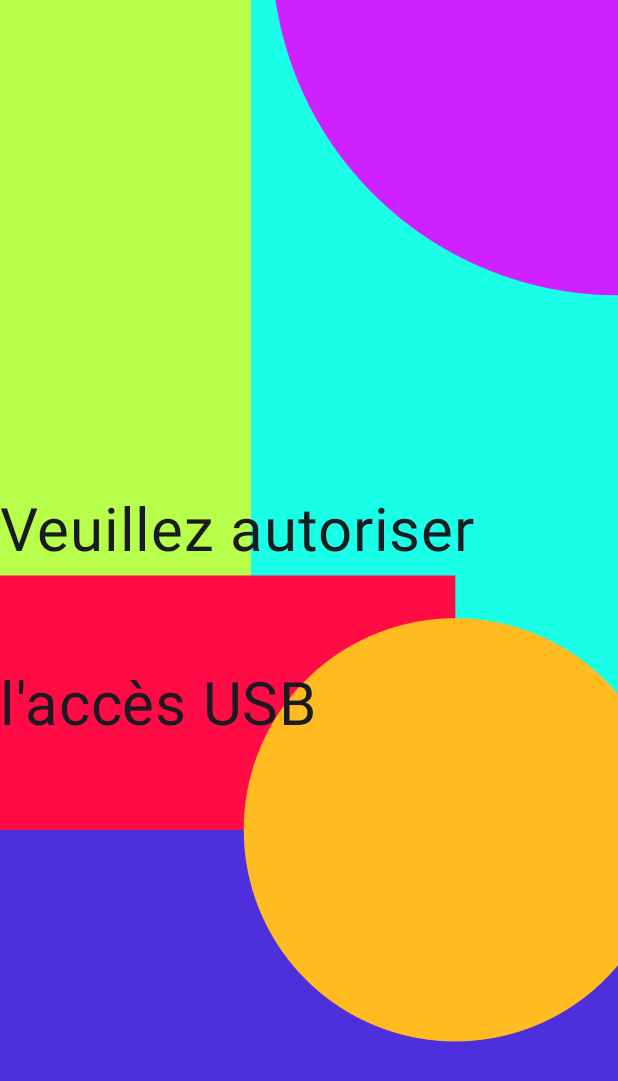
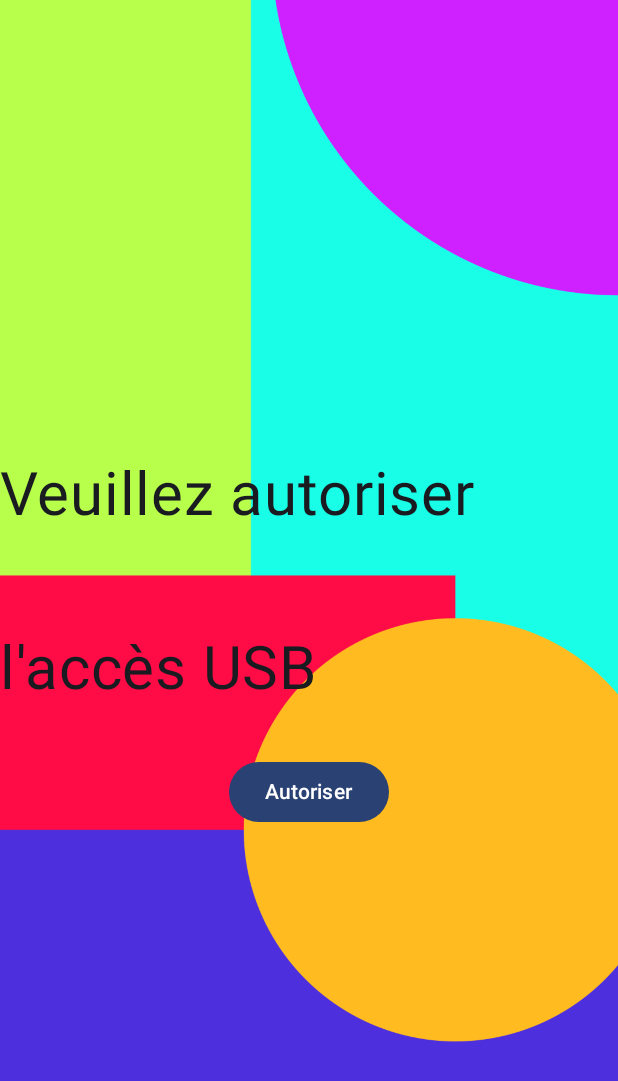
Before and after one commit to miel-uqac/vka2, an Android app built with Jetpack Compose: the screen it shows after launch (MainActivity), on a phone screen of 412 x 824 dp. Shown: the top 1081 px of the screen. Run offline under Robolectric (Android 15) with nearby library versions, the phone set to English and light mode, and no system bars; our stand-ins replace livedata-compose; libraries missing offline, so code that uses them is left out: com.hoho.android; 4 statements that could not run were skipped.

Commit message:
Added a button to request for permission if not granted

```diff
--- a/app/src/main/java/com/example/klavier/KlavierScreen.kt
+++ b/app/src/main/java/com/example/klavier/KlavierScreen.kt
@@ -99,7 +99,8 @@ fun KlavierApp(
                 SplashScreen(
                     connected = connected,
                     hasPermission = hasPermission,
-                    onGranted = { navController.navigate(route = KlavierScreen.Main.name) }
+                    onGranted = { navController.navigate(route = KlavierScreen.Main.name) },
+                    askPermission = viewModel::askPermission
                 )
             }
             composable(route = KlavierScreen.Main.name) {
--- a/app/src/main/java/com/example/klavier/MainActivity.kt
+++ b/app/src/main/java/com/example/klavier/MainActivity.kt
@@ -26,9 +26,9 @@ import com.example.klavier.ui.theme.KlavierTheme
 
 class MainActivity : ComponentActivity() {
 
-    lateinit var usbController : USBController
+    private lateinit var usbController : USBController
     lateinit var viewModel : USBViewModel
-    lateinit var SettingViewModel : SettingModelView
+    private lateinit var SettingViewModel : SettingModelView
 
 
 
--- a/app/src/main/java/com/example/klavier/USBController.kt
+++ b/app/src/main/java/com/example/klavier/USBController.kt
@@ -35,17 +35,6 @@ class USBController(private val usbManager: UsbManager) {
         if (m_driver != null) {
             m_device = m_driver!!.device
             Log.i("USB", "USB device name: " + m_device!!.deviceName)
-
-            val flags =
-                if (Build.VERSION.SDK_INT >= Build.VERSION_CODES.M) PendingIntent.FLAG_MUTABLE else 0
-            val intent: PendingIntent = if (Build.VERSION.SDK_INT >= 33 /* Android 14.0 (U) */) {
-                val intent =  Intent(ACTION_USB_PERMISSION)
-                intent.setPackage(context.packageName)
-                PendingIntent.getBroadcast(context, 0, intent, flags)
-            }
-            else{
-                PendingIntent.getBroadcast(context, 0, Intent(ACTION_USB_PERMISSION), flags)
-            }
             hasDevicePermission = usbManager.hasPermission(m_driver!!.device)
             if (hasDevicePermission) {
                 // Permission already granted, no need to request
@@ -53,7 +42,7 @@ class USBController(private val usbManager: UsbManager) {
                 Log.i("USB", "USB permission not requested")
             } else {
                 // Request permission
-                usbManager.requestPermission(m_driver!!.device, intent)
+                askPermission(context)
                 Log.i("USB", "USB permission requested")
             }
 
@@ -67,6 +56,20 @@ class USBController(private val usbManager: UsbManager) {
 
     fun USBRead() {
         //TODO
+    }
+
+    fun askPermission(context: Context){
+        val flags =
+            if (Build.VERSION.SDK_INT >= Build.VERSION_CODES.M) PendingIntent.FLAG_MUTABLE else 0
+        val intent: PendingIntent = if (Build.VERSION.SDK_INT >= 33 /* Android 14.0 (U) */) {
+            val intent =  Intent(ACTION_USB_PERMISSION)
+            intent.setPackage(context.packageName)
+            PendingIntent.getBroadcast(context, 0, intent, flags)
+        }
+        else{
+            PendingIntent.getBroadcast(context, 0, Intent(ACTION_USB_PERMISSION), flags)
+        }
+        usbManager.requestPermission(m_driver!!.device, intent)
     }
 
     fun connectToDevice(){
--- a/app/src/main/java/com/example/klavier/USBModelView.kt
+++ b/app/src/main/java/com/example/klavier/USBModelView.kt
@@ -39,11 +39,15 @@ class USBViewModel(private val usbController: USBController,context: Context) :
         usbController.USBWrite(data)
     }
 
-    fun checkConnected() {
+    fun askPermission(context: Context){
+        usbController.askPermission(context)
+    }
+
+    private fun checkConnected() {
         _isConnected.value = usbController.USBConnected
     }
 
-    fun checkUSBPermission() {
+    private fun checkUSBPermission() {
         _hasPermission.value = usbController.hasDevicePermission
     }
 
--- a/app/src/main/java/com/example/klavier/ui/SplashScreen.kt
+++ b/app/src/main/java/com/example/klavier/ui/SplashScreen.kt
@@ -1,9 +1,12 @@
 package com.example.klavier.ui
 
-import android.util.Log
+import android.content.Context
+import androidx.compose.animation.AnimatedVisibility
 import androidx.compose.foundation.Image
 import androidx.compose.foundation.layout.Box
+import androidx.compose.foundation.layout.Column
 import androidx.compose.foundation.layout.fillMaxSize
+import androidx.compose.material3.Button
 import androidx.compose.material3.Text
 import androidx.compose.runtime.Composable
 import androidx.compose.runtime.LaunchedEffect
@@ -13,23 +16,27 @@ import androidx.compose.ui.layout.ContentScale
 import androidx.compose.ui.res.painterResource
 import androidx.compose.ui.unit.sp
 import com.example.klavier.R
+import kotlin.reflect.KFunction1
+import androidx.compose.ui.platform.LocalContext
 
 @Composable
 fun SplashScreen(
-    connected : Boolean,
-    hasPermission : Boolean,
-    onGranted : () -> Unit,
+    connected: Boolean,
+    hasPermission: Boolean,
+    onGranted: () -> Unit,
+    askPermission: KFunction1<Context, Unit>,
     modifier: Modifier = Modifier
 )
 {
-
+    val context = LocalContext.current
     Box(modifier) {
         Image(
             painter = painterResource(R.drawable.splashscreenimage),
             contentDescription = null,
             contentScale = ContentScale.Crop,
-            modifier = Modifier.align(Alignment.Center)
-                                .fillMaxSize()
+            modifier = Modifier
+                .align(Alignment.Center)
+                .fillMaxSize()
         )
             var value: String = ""
             if(!connected){
@@ -43,12 +50,22 @@ fun SplashScreen(
                         value = "Chargement..."
                 }
             )
+                Column(modifier = Modifier.align(Alignment.Center)) {
+                    Text(
+                        text = value,
+                        fontSize = 40.sp,
+                        lineHeight = 116.sp,
+                    )
+                    AnimatedVisibility(visible = !hasPermission && connected, modifier = Modifier.align(Alignment.CenterHorizontally)) {
+                        Button(onClick = { askPermission(context) },
+                            content = { Text("Autoriser") },
+                            modifier = Modifier.align(Alignment.CenterHorizontally)
+                        )
+                    }
 
-                Text(text=value,
-                    fontSize = 40.sp,
-                    lineHeight = 116.sp,
-                    modifier = Modifier.align(Alignment.Center)
-                )
+                }
+
+
     }
     LaunchedEffect(hasPermission) {
         if(hasPermission) {
```
Also changed, not shown: 1 other file.
